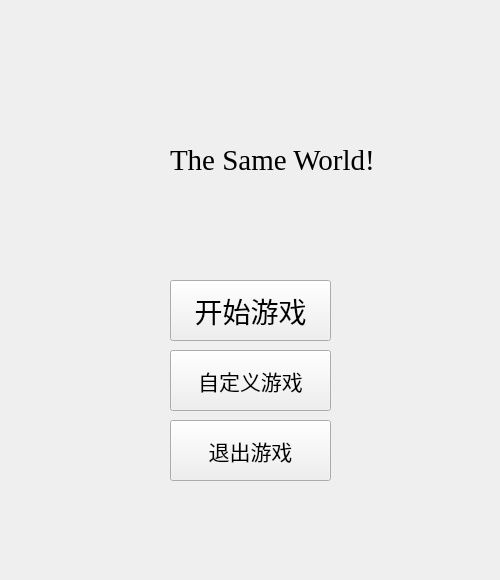
First picture: the form in src/gui/start.ui, repository walkerning/Homework-lxr-SameWorld, before the edit.
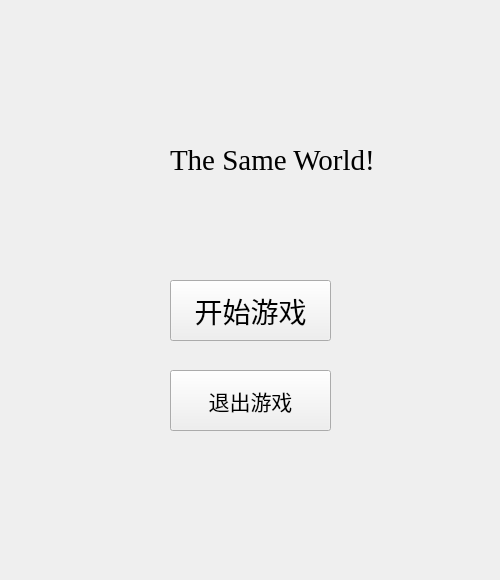
Second picture: the form after the edit.

Commit message: button icons, messages on level finished

The edit to the form file:
```diff
--- a/src/gui/start.ui
+++ b/src/gui/start.ui
@@ -56,29 +56,11 @@
     <string>开始游戏</string>
    </property>
   </widget>
-  <widget class="QPushButton" name="customButton">
-   <property name="geometry">
-    <rect>
-     <x>170</x>
-     <y>350</y>
-     <width>161</width>
-     <height>61</height>
-    </rect>
-   </property>
-   <property name="font">
-    <font>
-     <pointsize>16</pointsize>
-    </font>
-   </property>
-   <property name="text">
-    <string>自定义游戏</string>
-   </property>
-  </widget>
   <widget class="QPushButton" name="exitButton">
    <property name="geometry">
     <rect>
      <x>170</x>
-     <y>420</y>
+     <y>370</y>
      <width>161</width>
      <height>61</height>
     </rect>
```
The commit also changes 15 other files.
